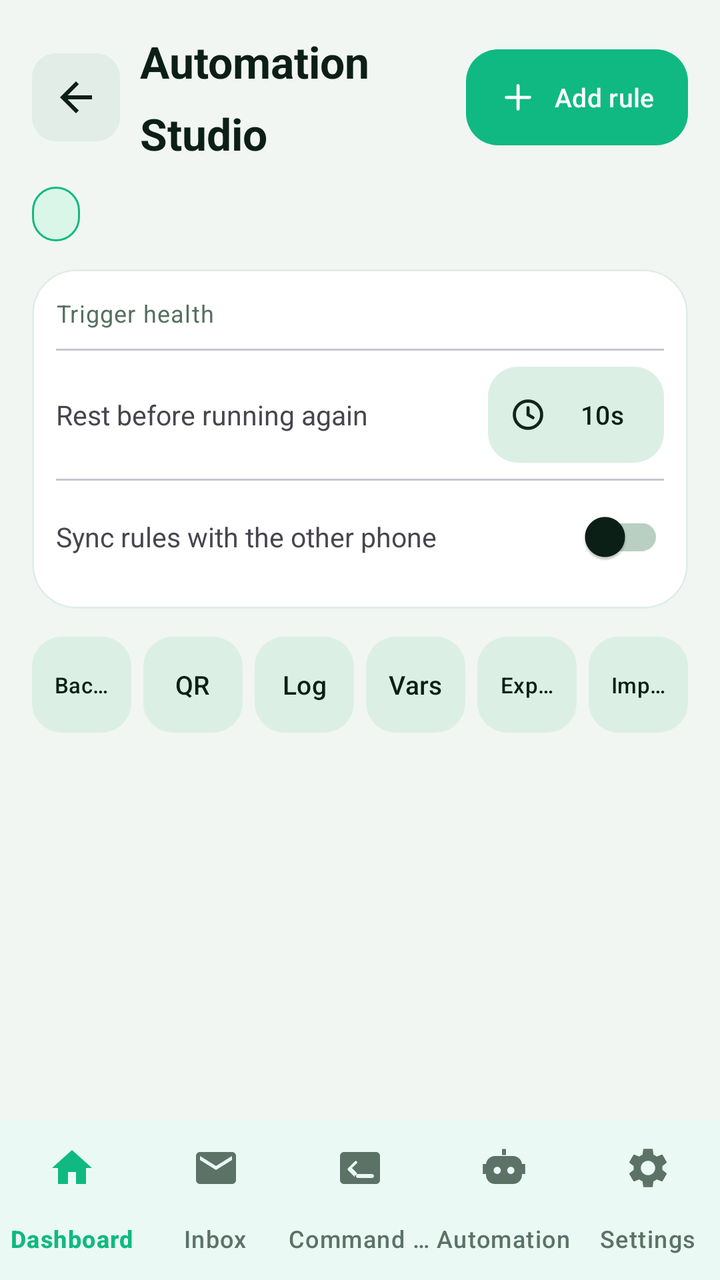
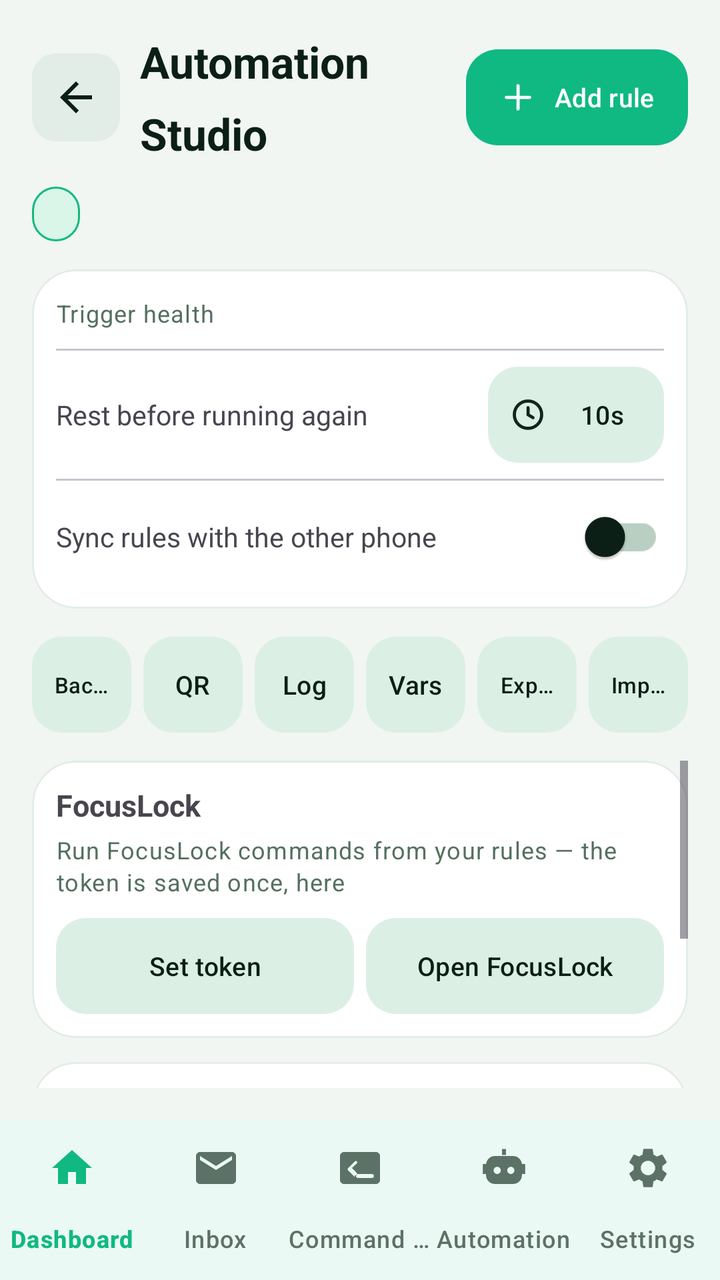

Before-and-after screenshots of an Android layout around one commit, followed by the original layout XML and the change that was made.
<!-- AndroidManifest.xml: application theme Theme.PhoneLink -->
<!-- res/layout/activity_automation.xml -->
<?xml version="1.0" encoding="utf-8"?>
<LinearLayout xmlns:android="http://schemas.android.com/apk/res/android"
    xmlns:app="http://schemas.android.com/apk/res-auto"
    android:layout_width="match_parent"
    android:layout_height="match_parent"
    android:orientation="vertical">

    <LinearLayout
        android:layout_width="match_parent"
        android:layout_height="0dp"
        android:layout_weight="1"
        android:orientation="vertical"
        android:padding="16dp">

        <LinearLayout
            android:layout_width="match_parent"
            android:layout_height="wrap_content"
            android:gravity="center_vertical"
            android:orientation="horizontal">

            <ImageButton
                android:id="@+id/btnAutoBack"
                android:layout_width="44dp"
                android:layout_height="44dp"
                android:background="@drawable/bg_back_chip"
                android:contentDescription="@string/btn_back"
                android:padding="10dp"
                android:src="@drawable/ic_arrow_back"
                android:tint="?attr/colorOnSurface" />

            <TextView
                style="@style/PL.H1"
                android:layout_width="0dp"
                android:layout_marginStart="10dp"
                android:layout_weight="1"
                android:text="@string/auto_studio"
                android:textSize="22sp" />

            <com.google.android.material.button.MaterialButton
                android:id="@+id/btnAddRule"
                style="@style/PL.BtnPill"
                android:layout_width="wrap_content"
                android:layout_height="wrap_content"
                android:text="@string/auto_add"
                app:icon="@drawable/ic_plus" />
        </LinearLayout>

        <TextView
            android:id="@+id/tvAutoPill"
            style="@style/PL.Pill"
            android:layout_marginTop="12dp" />

        
        <com.google.android.material.card.MaterialCardView
            android:layout_width="match_parent"
            android:layout_height="wrap_content"
            android:layout_marginTop="14dp">

            <LinearLayout
                android:layout_width="match_parent"
                android:layout_height="wrap_content"
                android:orientation="vertical"
                android:padding="12dp">

                <LinearLayout
                    android:layout_width="match_parent"
                    android:layout_height="wrap_content"
                    android:gravity="center_vertical"
                    android:orientation="horizontal">

                    <TextView
                        style="@style/PL.BodySmall"
                        android:layout_width="wrap_content"
                        android:text="@string/auto_health_title" />

                    <TextView
                        android:id="@+id/tvHealthTitle"
                        android:layout_width="0dp"
                        android:layout_height="wrap_content"
                        android:layout_marginStart="10dp"
                        android:layout_weight="1"
                        android:gravity="end"
                        android:textColor="?attr/colorPrimary"
                        android:textSize="14.5sp"
                        android:textStyle="bold" />
                </LinearLayout>

                <LinearLayout
                    android:id="@+id/healthRows"
                    android:layout_width="match_parent"
                    android:layout_height="wrap_content"
                    android:orientation="vertical" />

                <View
                    android:layout_width="match_parent"
                    android:layout_height="1dp"
                    android:layout_marginTop="8dp"
                    android:background="?attr/colorOutlineVariant" />

                <LinearLayout
                    android:layout_width="match_parent"
                    android:layout_height="wrap_content"
                    android:layout_marginTop="8dp"
                    android:gravity="center_vertical"
                    android:orientation="horizontal">

                    <TextView
                        android:layout_width="0dp"
                        android:layout_height="wrap_content"
                        android:layout_weight="1"
                        android:text="@string/auto_rest_label"
                        android:textSize="13.5sp" />

                    <com.google.android.material.button.MaterialButton
                        android:id="@+id/btnRestTime"
                        style="@style/PL.BtnChip"
                        android:layout_width="wrap_content"
                        android:layout_height="wrap_content"
                        android:text="10s"
                        app:icon="@drawable/ic_clock" />
                </LinearLayout>

                <View
                    android:layout_width="match_parent"
                    android:layout_height="1dp"
                    android:layout_marginTop="8dp"
                    android:background="?attr/colorOutlineVariant" />

                <LinearLayout
                    android:layout_width="match_parent"
                    android:layout_height="wrap_content"
                    android:layout_marginTop="4dp"
                    android:gravity="center_vertical"
                    android:orientation="horizontal">

                    <TextView
                        android:layout_width="0dp"
                        android:layout_height="wrap_content"
                        android:layout_weight="1"
                        android:text="@string/auto_rules_sync"
                        android:textSize="13.5sp" />

                    <com.google.android.material.switchmaterial.SwitchMaterial
                        android:id="@+id/swRulesSync"
                        android:layout_width="wrap_content"
                        android:layout_height="wrap_content" />
                </LinearLayout>
            </LinearLayout>
        </com.google.android.material.card.MaterialCardView>

        
        <LinearLayout
            android:layout_width="match_parent"
            android:layout_height="wrap_content"
            android:layout_marginTop="14dp"
            android:orientation="horizontal">

            
            <com.google.android.material.button.MaterialButton
                android:id="@+id/btnAutoBackup"
                style="@style/PL.BtnChip"
                android:layout_width="0dp"
                android:layout_height="wrap_content"
                android:layout_marginEnd="3dp"
                android:layout_weight="1"
                android:maxLines="1"
                android:text="@string/auto_backup" />

            <com.google.android.material.button.MaterialButton
                android:id="@+id/btnAutoQr"
                style="@style/PL.BtnChip"
                android:layout_width="0dp"
                android:layout_height="wrap_content"
                android:layout_marginStart="3dp"
                android:layout_marginEnd="3dp"
                android:layout_weight="1"
                android:maxLines="1"
                android:text="@string/auto_qr" />

            <com.google.android.material.button.MaterialButton
                android:id="@+id/btnAutoLog"
                style="@style/PL.BtnChip"
                android:layout_width="0dp"
                android:layout_height="wrap_content"
                android:layout_marginStart="3dp"
                android:layout_marginEnd="3dp"
                android:layout_weight="1"
                android:maxLines="1"
                android:text="@string/auto_log" />

            <com.google.android.material.button.MaterialButton
                android:id="@+id/btnAutoVars"
                style="@style/PL.BtnChip"
                android:layout_width="0dp"
                android:layout_height="wrap_content"
                android:layout_marginStart="3dp"
                android:layout_marginEnd="3dp"
                android:layout_weight="1"
                android:maxLines="1"
                android:text="@string/auto_vars" />

            <com.google.android.material.button.MaterialButton
                android:id="@+id/btnAutoExport"
                style="@style/PL.BtnChip"
                android:layout_width="0dp"
                android:layout_height="wrap_content"
                android:layout_marginStart="3dp"
                android:layout_marginEnd="3dp"
                android:layout_weight="1"
                android:maxLines="1"
                android:text="@string/auto_export" />

            <com.google.android.material.button.MaterialButton
                android:id="@+id/btnAutoImport"
                style="@style/PL.BtnChip"
                android:layout_width="0dp"
                android:layout_height="wrap_content"
                android:layout_marginStart="3dp"
                android:layout_weight="1"
                android:maxLines="1"
                android:text="@string/auto_import" />
        </LinearLayout>

        <ScrollView
            android:layout_width="match_parent"
            android:layout_height="0dp"
            android:layout_marginTop="14dp"
            android:layout_weight="1">

            <LinearLayout
                android:id="@+id/autoContainer"
                android:layout_width="match_parent"
                android:layout_height="wrap_content"
                android:orientation="vertical" />
        </ScrollView>
    </LinearLayout>

    <com.google.android.material.bottomnavigation.BottomNavigationView
        android:id="@+id/autoBottomNav"
        android:layout_width="match_parent"
        android:layout_height="wrap_content"
        android:background="?attr/colorSurface"
        app:itemActiveIndicatorStyle="@style/PL.NavIndicator"
        app:itemIconTint="@color/bottom_nav_tint"
        app:itemTextColor="@color/bottom_nav_tint"
        app:labelVisibilityMode="labeled"
        app:menu="@menu/bottom_nav" />
</LinearLayout>
<!-- resources referenced by this layout -->
<resources>
  <!-- drawable bg_back_chip (drawable) -->
  <?xml version="1.0" encoding="utf-8"?>
  <shape xmlns:android="http://schemas.android.com/apk/res/android"
      android:shape="rectangle">
      <corners android:radius="12dp" />
      <solid android:color="@color/md_surfaceVariant" />
  </shape>
  <string name="auto_add">Add rule</string>
  <string name="auto_backup">Backups</string>
  <string name="auto_export">Export</string>
  <string name="auto_health_title">Trigger health</string>
  <string name="auto_import">Import</string>
  <string name="auto_log">Log</string>
  <string name="auto_qr">QR</string>
  <string name="auto_rest_label">Rest before running again</string>
  <string name="auto_rules_sync">Sync rules with the other phone</string>
  <string name="auto_studio">Automation Studio</string>
  <string name="auto_vars">Vars</string>
  <string name="btn_back">Back</string>
  <style name="PL.BodySmall" parent="TextAppearance.Material3.BodySmall">
          <item name="android:layout_width">match_parent</item>
          <item name="android:layout_height">wrap_content</item>
          <item name="android:textColor">?attr/colorOnSurfaceVariant</item>
      </style>
  <style name="PL.H1" parent="TextAppearance.Material3.HeadlineMedium">
          <item name="android:layout_width">wrap_content</item>
          <item name="android:layout_height">wrap_content</item>
          <item name="android:textSize">27sp</item>
          <item name="android:textStyle">bold</item>
          <item name="android:textColor">?attr/colorOnSurface</item>
      </style>
  <style name="PL.NavIndicator" parent="">
          <item name="android:color">@color/nav_indicator</item>
          <item name="shapeAppearance">@style/PL.NavIndicatorShape</item>
      </style>
  <color name="md_surfaceVariant">#E1EDE6</color>
  <color name="pl_mint">#10B981</color>
  <color name="md_btnFill">#DCEFE5</color>
  <color name="nav_indicator">#D9F6E9</color>
  <style name="PL.NavIndicatorShape" parent="">
          <item name="cornerFamily">rounded</item>
          <item name="cornerSize">50%</item>
      </style>
  <color name="md_primary">#10B981</color>
  <color name="md_onPrimary">#FFFFFF</color>
  <color name="md_primaryContainer">#D9F6E9</color>
  <color name="md_onPrimaryContainer">#06382A</color>
  <color name="md_secondary">#52665C</color>
  <color name="md_onSecondary">#FFFFFF</color>
  <color name="md_secondaryContainer">#E6EFEA</color>
  <color name="md_onSecondaryContainer">#12241B</color>
  <color name="md_background">#F1F6F3</color>
  <color name="md_onBackground">#0C1F16</color>
  <color name="md_surface">#FFFFFF</color>
  <color name="md_onSurface">#0C1F16</color>
  <color name="md_onSurfaceVariant">#55705F</color>
  <color name="md_surfaceContainer">#EAF3EE</color>
  <color name="md_surfaceContainerHigh">#DCEAE2</color>
  <color name="md_outline">#B9CFC2</color>
  <style name="PL.CardView" parent="Widget.Material3.CardView.Filled">
          <item name="cardCornerRadius">22dp</item>
          <item name="cardElevation">0dp</item>
          <item name="strokeWidth">1dp</item>
          <item name="strokeColor">?attr/colorSurfaceVariant</item>
          <item name="cardBackgroundColor">?attr/colorSurface</item>
      </style>
  <color name="md_error">#BA1A1A</color>
  <color name="md_onError">#FFFFFF</color>
  <color name="md_errorContainer">#FDECEC</color>
  <!-- unchanged entries left out for length: 10 -->
</resources>

<!-- the commit's change to res/layout/activity_automation.xml (unified diff, before → after) -->
@@ -228,10 +228,144 @@
             android:layout_weight="1">
 
             <LinearLayout
-                android:id="@+id/autoContainer"
                 android:layout_width="match_parent"
                 android:layout_height="wrap_content"
-                android:orientation="vertical" />
+                android:orientation="vertical">
+
+                
+                <com.google.android.material.card.MaterialCardView
+                    android:layout_width="match_parent"
+                    android:layout_height="wrap_content"
+                    android:layout_marginBottom="12dp">
+
+                    <LinearLayout
+                        android:layout_width="match_parent"
+                        android:layout_height="wrap_content"
+                        android:orientation="vertical"
+                        android:padding="12dp">
+
+                        <LinearLayout
+                            android:layout_width="match_parent"
+                            android:layout_height="wrap_content"
+                            android:gravity="center_vertical"
+                            android:orientation="horizontal">
+
+                            <TextView
+                                android:layout_width="wrap_content"
+                                android:layout_height="wrap_content"
+                                android:text="@string/fl_card_title"
+                                android:textSize="15sp"
+                                android:textStyle="bold" />
+
+                            <TextView
+                                android:id="@+id/tvFlStatus"
+                                android:layout_width="0dp"
+                                android:layout_height="wrap_content"
+                                android:layout_marginStart="10dp"
+                                android:layout_weight="1"
+                                android:gravity="end"
+                                android:textColor="?attr/colorPrimary"
+                                android:textSize="13.5sp"
+                                android:textStyle="bold" />
+                        </LinearLayout>
+
+                        <TextView
+                            style="@style/PL.BodySmall"
+                            android:layout_width="match_parent"
+                            android:layout_height="wrap_content"
+                            android:layout_marginTop="4dp"
+                            android:text="@string/fl_card_sub" />
+
+                        <LinearLayout
+                            android:layout_width="match_parent"
+                            android:layout_height="wrap_content"
+                            android:layout_marginTop="10dp"
+                            android:orientation="horizontal">
+
+                            <com.google.android.material.button.MaterialButton
+                                android:id="@+id/btnFlToken"
+                                style="@style/PL.BtnChip"
+                                android:layout_width="0dp"
+                                android:layout_height="wrap_content"
+                                android:layout_marginEnd="3dp"
+                                android:layout_weight="1"
+                                android:maxLines="1"
+                                android:text="@string/fl_btn_token_set" />
+
+                            <com.google.android.material.button.MaterialButton
+                                android:id="@+id/btnFlOpen"
+                                style="@style/PL.BtnChip"
+                                android:layout_width="0dp"
+                                android:layout_height="wrap_content"
+                                android:layout_marginStart="3dp"
+                                android:layout_weight="1"
+                                android:maxLines="1"
+                                android:text="@string/fl_btn_open" />
+                        </LinearLayout>
+                    </LinearLayout>
+                </com.google.android.material.card.MaterialCardView>
+
+                
+                <com.google.android.material.card.MaterialCardView
+                    android:layout_width="match_parent"
+                    android:layout_height="wrap_content"
+                    android:layout_marginBottom="12dp">
+
+                    <LinearLayout
+                        android:layout_width="match_parent"
+                        android:layout_height="wrap_content"
+                        android:orientation="vertical"
+                        android:padding="12dp">
+
+                        <LinearLayout
+                            android:layout_width="match_parent"
+                            android:layout_height="wrap_content"
+                            android:gravity="center_vertical"
+                            android:orientation="horizontal">
+
+                            <TextView
+                                android:layout_width="wrap_content"
+                                android:layout_height="wrap_content"
+                                android:text="@string/sg_card_title"
+                                android:textSize="15sp"
+                                android:textStyle="bold" />
+
+                            <TextView
+                                android:id="@+id/tvSgStatus"
+                                android:layout_width="0dp"
+                                android:layout_height="wrap_content"
+                                android:layout_marginStart="10dp"
+                                android:layout_weight="1"
+                                android:gravity="end"
+                                android:textColor="?attr/colorPrimary"
+                                android:textSize="13.5sp"
+                                android:textStyle="bold" />
+                        </LinearLayout>
+
+                        <TextView
+                            style="@style/PL.BodySmall"
+                            android:layout_width="match_parent"
+                            android:layout_height="wrap_content"
+                            android:layout_marginTop="4dp"
+                            android:text="@string/sg_card_sub" />
+
+                        <com.google.android.material.button.MaterialButton
+                            android:id="@+id/btnSgManage"
+                            style="@style/PL.BtnChip"
+                            android:layout_width="match_parent"
+                            android:layout_height="wrap_content"
+                            android:layout_marginTop="10dp"
+                            android:maxLines="1"
+                            android:text="@string/sg_btn_manage" />
+                    </LinearLayout>
+                </com.google.android.material.card.MaterialCardView>
+
+                <LinearLayout
+                    android:id="@+id/autoContainer"
+                    android:layout_width="match_parent"
+                    android:layout_height="wrap_content"
+                    android:orientation="vertical" />
+            </LinearLayout>
         </ScrollView>
     </LinearLayout>
 
<!-- resource entries referenced after the edit -->
@@ -19,6 +19,13 @@
   <string name="auto_studio">Automation Studio</string>
   <string name="auto_vars">Vars</string>
   <string name="btn_back">Back</string>
+  <string name="fl_btn_open">Open FocusLock</string>
+  <string name="fl_btn_token_set">Set token</string>
+  <string name="fl_card_sub">Run FocusLock commands from your rules — the token is saved once, here</string>
+  <string name="fl_card_title">FocusLock</string>
+  <string name="sg_btn_manage">Manage lists</string>
+  <string name="sg_card_sub">Study-app lists for the Study Guard triggers — a non-list app used too long fires your rule</string>
+  <string name="sg_card_title">Study Guard</string>
   <style name="PL.BodySmall" parent="TextAppearance.Material3.BodySmall">
           <item name="android:layout_width">match_parent</item>
           <item name="android:layout_height">wrap_content</item>
